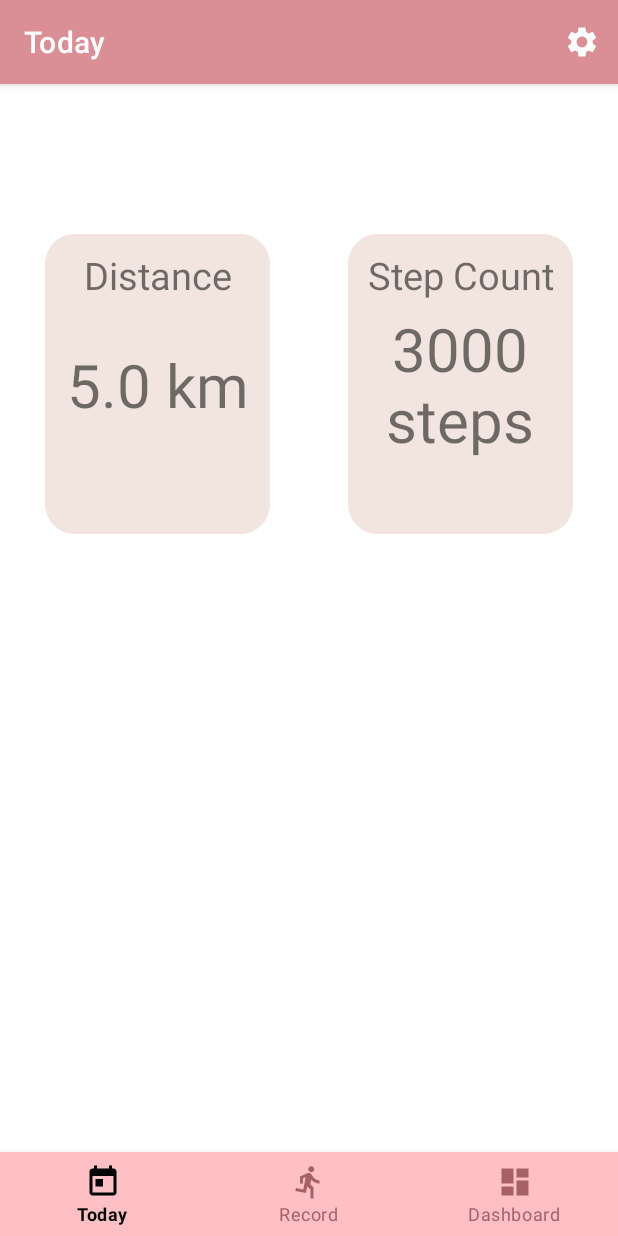
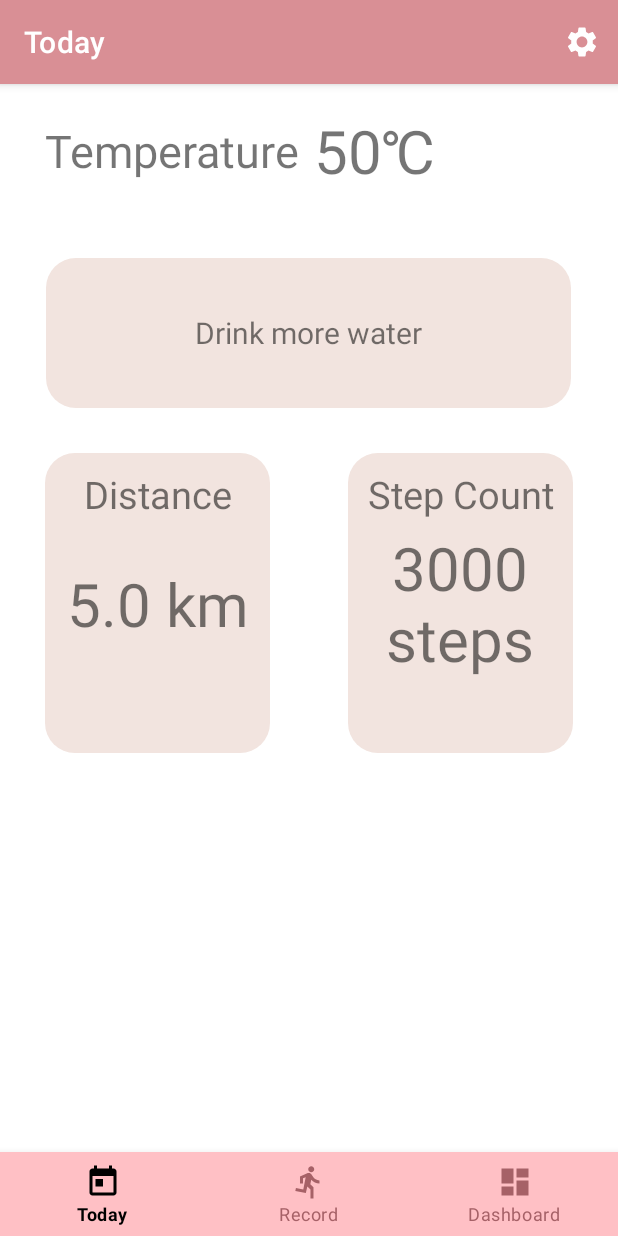
Before and after one commit to jyorien/RunLah, an Android app: the screen it shows after launch once a user with an empty profile is signed in (MainActivity), on a phone screen of 412 x 824 dp. Run offline under Robolectric (Android 15) with nearby library versions, the phone set to English and light mode, and no system bars; our stand-ins replace Firebase (no records; nobody signed in at launch, a user with empty details on screens opened directly), data binding, navigation-ui.

Commit message:
added layout for tip of the day

```diff
--- a/app/src/main/res/layout/fragment_today.xml
+++ b/app/src/main/res/layout/fragment_today.xml
@@ -7,27 +7,54 @@
 
     </data>
 
+
     <androidx.constraintlayout.widget.ConstraintLayout
         android:layout_width="match_parent"
         android:layout_height="match_parent"
         tools:context=".home.TodayFragment">
 
         <androidx.constraintlayout.widget.ConstraintLayout
-            android:layout_width="150dp"
-            android:layout_marginRight="30dp"
-            android:layout_height="200dp"
-            android:layout_marginTop="100dp"
+            android:id="@+id/constraintLayout3"
+            android:layout_width="350dp"
+            android:layout_height="100dp"
+            android:layout_marginTop="116dp"
             android:background="@drawable/today_summary_background"
             app:layout_constraintEnd_toEndOf="parent"
+            app:layout_constraintHorizontal_bias="0.491"
+            app:layout_constraintStart_toStartOf="parent"
             app:layout_constraintTop_toTopOf="parent">
+
+            <TextView
+                android:id="@+id/tip_of_day"
+                android:layout_width="match_parent"
+                android:layout_height="match_parent"
+                android:text="Drink more water"
+                android:textSize="20sp"
+                android:gravity="center"
+                app:layout_constraintBottom_toBottomOf="parent"
+                app:layout_constraintEnd_toEndOf="parent"
+                app:layout_constraintStart_toStartOf="parent"
+                app:layout_constraintTop_toTopOf="parent" />
+
+        </androidx.constraintlayout.widget.ConstraintLayout>
+
+        <androidx.constraintlayout.widget.ConstraintLayout
+            android:id="@+id/constraintLayout2"
+            android:layout_width="150dp"
+            android:layout_height="200dp"
+            android:layout_marginRight="30dp"
+            android:layout_marginTop="30dp"
+            android:background="@drawable/today_summary_background"
+            app:layout_constraintEnd_toEndOf="parent"
+            app:layout_constraintTop_toBottomOf="@+id/constraintLayout3">
 
 
             <TextView
                 android:id="@+id/textView8"
                 android:layout_width="wrap_content"
                 android:layout_height="wrap_content"
+                android:layout_marginTop="10dp"
                 android:text="Step Count"
-                android:layout_marginTop="10dp"
                 android:textSize="25sp"
                 app:layout_constraintEnd_toEndOf="parent"
                 app:layout_constraintStart_toStartOf="parent"
@@ -50,19 +77,19 @@
             android:layout_width="150dp"
             android:layout_height="200dp"
             android:layout_marginLeft="30dp"
-            android:layout_marginTop="100dp"
+            android:layout_marginTop="30dp"
             android:background="@drawable/today_summary_background"
 
             app:layout_constraintStart_toStartOf="parent"
-            app:layout_constraintTop_toTopOf="parent">
+            app:layout_constraintTop_toBottomOf="@+id/constraintLayout3">
 
 
             <TextView
                 android:id="@+id/textView7"
                 android:layout_width="wrap_content"
                 android:layout_height="wrap_content"
+                android:layout_marginTop="10dp"
                 android:text="Distance"
-                android:layout_marginTop="10dp"
                 android:textSize="25sp"
                 app:layout_constraintEnd_toEndOf="parent"
                 app:layout_constraintStart_toStartOf="parent"
@@ -89,7 +116,7 @@
             android:text="50&#x2103;"
             android:layout_marginLeft="10dp"
             android:textSize="40sp"
-            android:visibility="gone"
+            android:visibility="visible"
             app:layout_constraintBottom_toBottomOf="@+id/temperatureText"
             app:layout_constraintStart_toEndOf="@+id/temperatureText"
             app:layout_constraintTop_toTopOf="@+id/temperatureText" />
@@ -102,9 +129,11 @@
             android:layout_marginTop="24dp"
             android:text="Temperature"
             android:textSize="30sp"
-            android:visibility="gone"
+            android:visibility="visible"
             app:layout_constraintStart_toStartOf="parent"
             app:layout_constraintTop_toTopOf="parent" />
 
     </androidx.constraintlayout.widget.ConstraintLayout>
+
+
 </layout>
```
